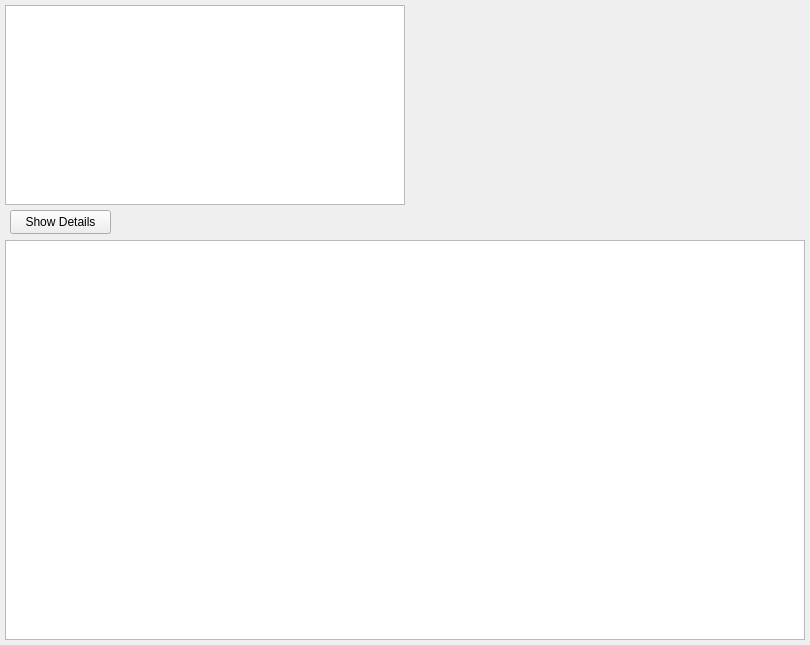
Qt form src/view/DbValidationDialog.ui (gnailegoac/rde_ygomi) before a commit.
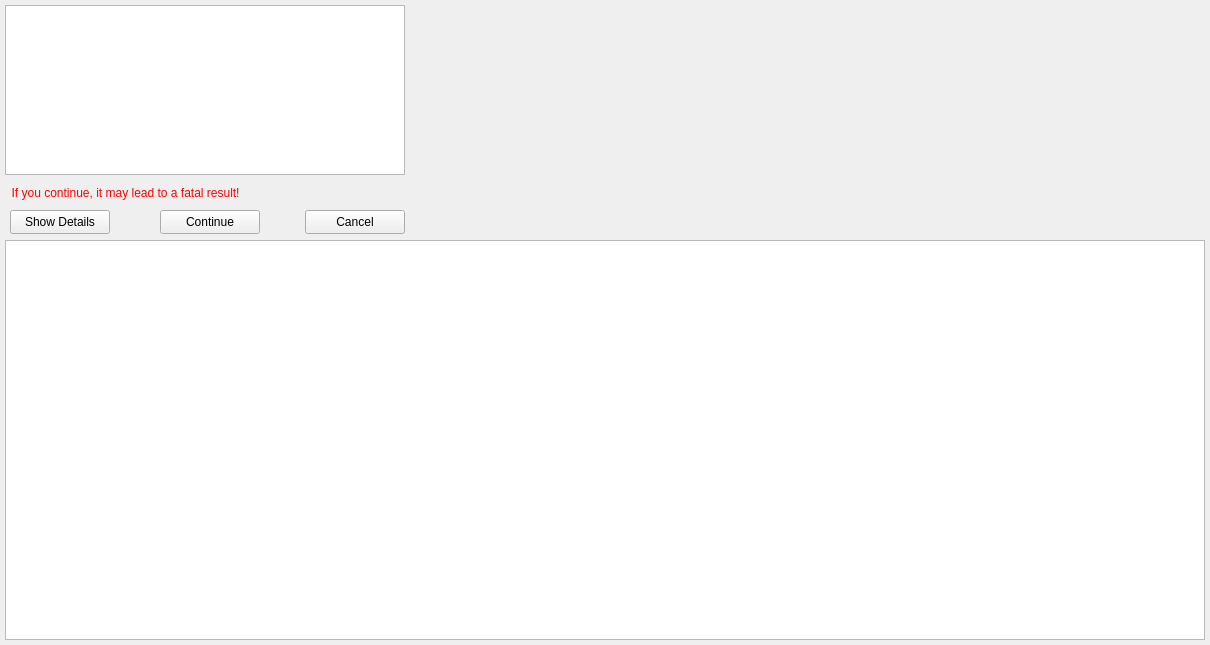
The same form after that commit.

```diff
--- a/src/view/DbValidationDialog.ui
+++ b/src/view/DbValidationDialog.ui
@@ -9,7 +9,7 @@
    <rect>
     <x>0</x>
     <y>0</y>
-    <width>810</width>
+    <width>1210</width>
     <height>645</height>
    </rect>
   </property>
@@ -24,7 +24,7 @@
     <rect>
      <x>10</x>
      <y>210</y>
-     <width>101</width>
+     <width>100</width>
      <height>24</height>
     </rect>
    </property>
@@ -41,20 +41,65 @@
      <x>5</x>
      <y>5</y>
      <width>400</width>
-     <height>200</height>
+     <height>170</height>
     </rect>
    </property>
   </widget>
-  <widget class="QTextBrowser" name="textBrowser">
+  <widget class="QTableWidget" name="tableDetails">
    <property name="geometry">
     <rect>
      <x>5</x>
      <y>240</y>
-     <width>800</width>
+     <width>1200</width>
      <height>400</height>
     </rect>
    </property>
   </widget>
+  <widget class="QToolButton" name="pBtnContinue">
+   <property name="geometry">
+    <rect>
+     <x>160</x>
+     <y>210</y>
+     <width>100</width>
+     <height>24</height>
+    </rect>
+   </property>
+   <property name="text">
+    <string>Continue</string>
+   </property>
+  </widget>
+  <widget class="QToolButton" name="pBtnCancel">
+   <property name="geometry">
+    <rect>
+     <x>305</x>
+     <y>210</y>
+     <width>100</width>
+     <height>24</height>
+    </rect>
+   </property>
+   <property name="text">
+    <string>Cancel</string>
+   </property>
+  </widget>
+  <widget class="QLabel" name="labelWarning">
+   <property name="geometry">
+    <rect>
+     <x>5</x>
+     <y>180</y>
+     <width>400</width>
+     <height>25</height>
+    </rect>
+   </property>
+   <property name="styleSheet">
+    <string notr="true">QLabel
+{
+color: rgb(255,0,0);
+}</string>
+   </property>
+   <property name="text">
+    <string>  If you continue, it may lead to a fatal result!</string>
+   </property>
+  </widget>
  </widget>
  <resources/>
  <connections/>
```
